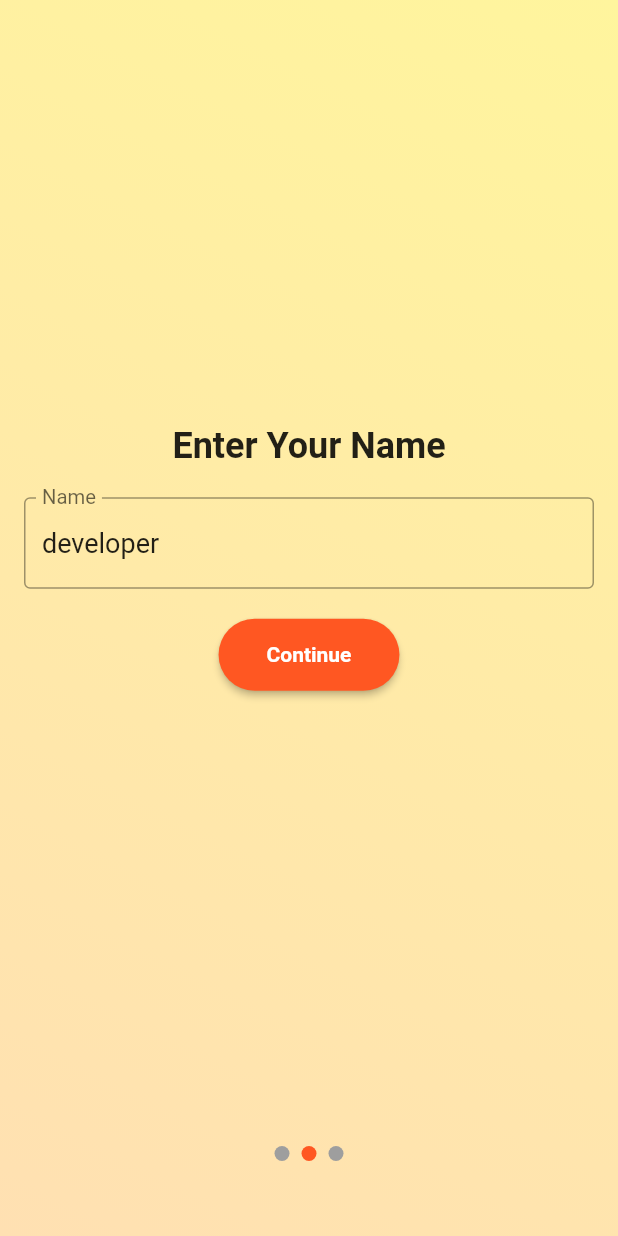
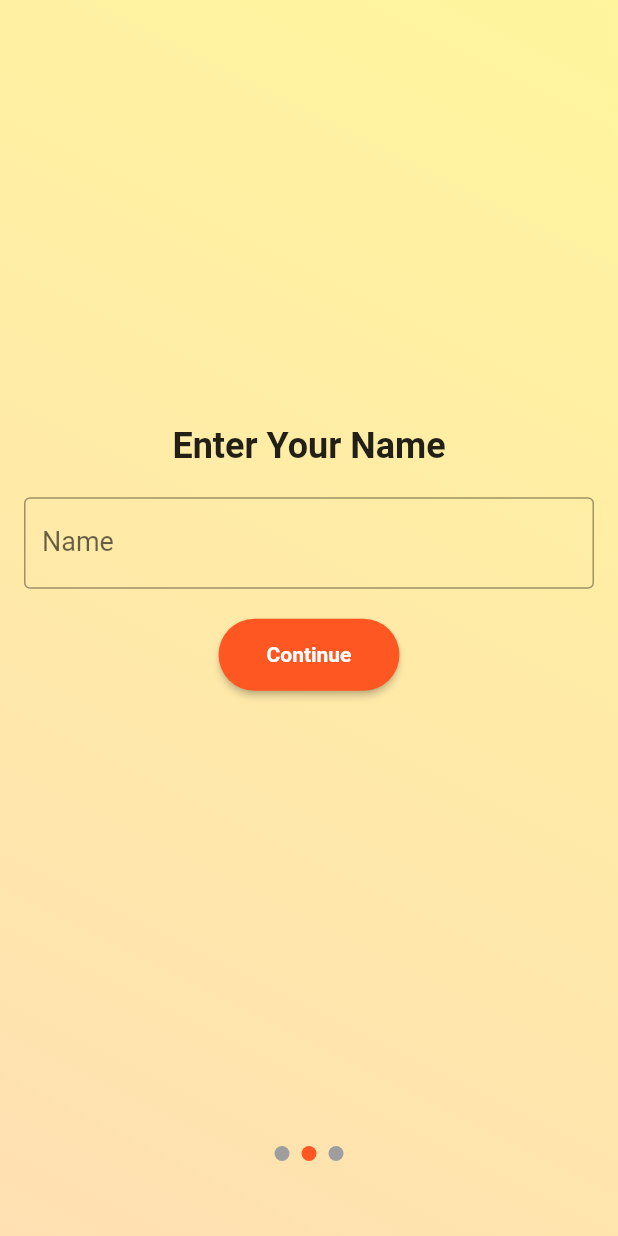
Before and after one commit to gu-tig333-ht23/grupp5, a Flutter app: the screen it shows after launch, swiped to page 2, on a phone screen of 412 x 824 dp. Run offline on Flutter 3.47's test engine with Material 2 defaults, Android fonts, the phone set to English and light mode, and no system bars; our stand-ins replace dio, geolocator, shared_preferences, transparent_image.

Commit message:
Removed developer from name

```diff
--- a/good_morning/lib/ui/main_navigation/onboarding.dart
+++ b/good_morning/lib/ui/main_navigation/onboarding.dart
@@ -16,7 +16,7 @@ class OnBoardingScreenState extends State<OnBoardingScreen> {
   bool _canSwipe = true;
   final PageController _pageController = PageController();
   int _currentPage = 0;
-  final _nameController = TextEditingController(text: 'developer');
+  final _nameController = TextEditingController();
 
   @override
   Widget build(BuildContext context) {
```
